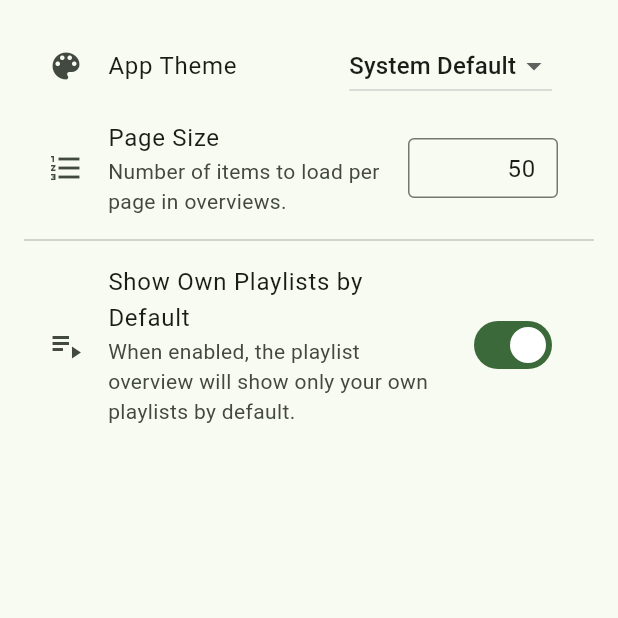
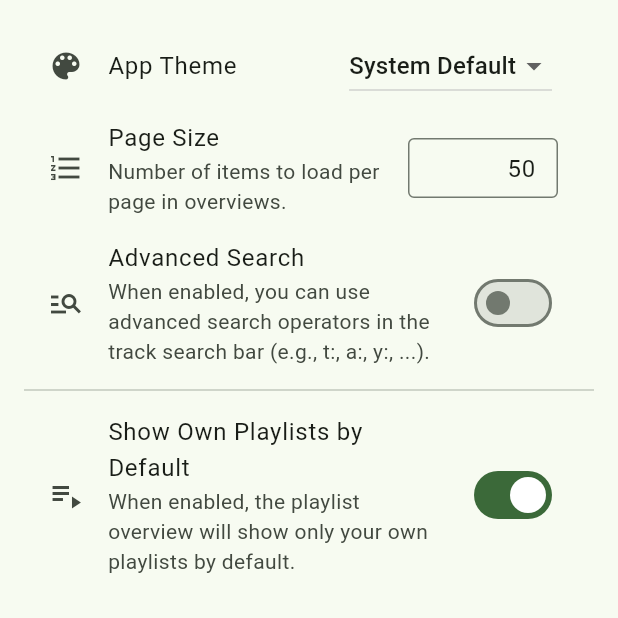
Before and after one commit to mickkc/vibin-app, a Flutter app: the AppSettingsPage screen opened by its route, on a phone screen of 412 x 824 dp, the top half of it. Run offline on Flutter 3.47's test engine with Material 3 defaults, Android fonts, the phone set to English and light mode, and no system bars; drawn by our look-alikes of dynamic_color; our stand-ins replace audio_service, dio, file_picker, flutter_secure_storage, flutter_typeahead, get_it and 7 more; missing offline and left inert: dbus, just_audio_media_kit; accounts and stored records are empty; generated files the repository leaves out were written again; Roboto replaces fonts that are missing (Roboto Flex).

Commit message:
feat: add advanced track search setting

```diff
--- a/lib/l10n/app_de.arb
+++ b/lib/l10n/app_de.arb
@@ -143,6 +143,9 @@
   "settings_app_page_size_title": "Seitengröße",
   "settings_app_page_size_description": "Die Anzahl der Elemente, die pro Seite in Übersichten geladen werden.",
 
+  "settings_app_advanced_track_search_title": "Erweiterte Suche",
+  "settings_app_advanced_track_search_description": "Ermöglicht die Verwendung von erweiterten Suchoperatoren in der Track-Suche (z.B. t:, a:, y:, ...).",
+
   "settings_app_show_own_playlists_by_default": "Eigene Playlists standardmäßig anzeigen",
   "settings_app_show_own_playlists_by_default_description": "Wenn aktiviert, werden in der Playlist-Übersicht standardmäßig nur deine eigenen Playlists angezeigt."
 }
--- a/lib/l10n/app_en.arb
+++ b/lib/l10n/app_en.arb
@@ -143,6 +143,9 @@
   "settings_app_page_size_title": "Page Size",
   "settings_app_page_size_description": "Number of items to load per page in overviews.",
 
+  "settings_app_advanced_track_search_title": "Advanced Search",
+  "settings_app_advanced_track_search_description": "When enabled, you can use advanced search operators in the track search bar (e.g., t:, a:, y:, ...).",
+
   "settings_app_show_own_playlists_by_default": "Show Own Playlists by Default",
   "settings_app_show_own_playlists_by_default_description": "When enabled, the playlist overview will show only your own playlists by default."
 }
--- a/lib/l10n/app_localizations.dart
+++ b/lib/l10n/app_localizations.dart
@@ -812,6 +812,18 @@ abstract class AppLocalizations {
   /// **'Number of items to load per page in overviews.'**
   String get settings_app_page_size_description;
 
+  /// No description provided for @settings_app_advanced_track_search_title.
+  ///
+  /// In en, this message translates to:
+  /// **'Advanced Search'**
+  String get settings_app_advanced_track_search_title;
+
+  /// No description provided for @settings_app_advanced_track_search_description.
+  ///
+  /// In en, this message translates to:
+  /// **'When enabled, you can use advanced search operators in the track search bar (e.g., t:, a:, y:, ...).'**
+  String get settings_app_advanced_track_search_description;
+
   /// No description provided for @settings_app_show_own_playlists_by_default.
   ///
   /// In en, this message translates to:
--- a/lib/l10n/app_localizations_de.dart
+++ b/lib/l10n/app_localizations_de.dart
@@ -379,6 +379,13 @@ class AppLocalizationsDe extends AppLocalizations {
       'Die Anzahl der Elemente, die pro Seite in Übersichten geladen werden.';
 
   @override
+  String get settings_app_advanced_track_search_title => 'Erweiterte Suche';
+
+  @override
+  String get settings_app_advanced_track_search_description =>
+      'Ermöglicht die Verwendung von erweiterten Suchoperatoren in der Track-Suche (z.B. t:, a:, y:, ...).';
+
+  @override
   String get settings_app_show_own_playlists_by_default =>
       'Eigene Playlists standardmäßig anzeigen';
 
--- a/lib/l10n/app_localizations_en.dart
+++ b/lib/l10n/app_localizations_en.dart
@@ -376,6 +376,13 @@ class AppLocalizationsEn extends AppLocalizations {
       'Number of items to load per page in overviews.';
 
   @override
+  String get settings_app_advanced_track_search_title => 'Advanced Search';
+
+  @override
+  String get settings_app_advanced_track_search_description =>
+      'When enabled, you can use advanced search operators in the track search bar (e.g., t:, a:, y:, ...).';
+
+  @override
   String get settings_app_show_own_playlists_by_default =>
       'Show Own Playlists by Default';
 
--- a/lib/pages/settings/app_settings_page.dart
+++ b/lib/pages/settings/app_settings_page.dart
@@ -71,6 +71,13 @@ class _AppSettingsPageState extends State<AppSettingsPage> {
             max: 100,
           ),
 
+          BoolSettingsField(
+            settingsKey: Settings.advancedTrackSearch,
+            title: lm.settings_app_advanced_track_search_title,
+            description: lm.settings_app_advanced_track_search_description,
+            icon: Icons.manage_search
+          ),
+
           Divider(),
 
           BoolSettingsField(
--- a/lib/settings/setting_definitions.dart
+++ b/lib/settings/setting_definitions.dart
@@ -4,5 +4,6 @@ import 'package:vibin_app/settings/settings_key.dart';
 class Settings {
   static final themeMode = EnumSettingsKey("themeMode", ThemeMode.system, ThemeMode.values);
   static final showOwnPlaylistsByDefault = BoolSettingsKey("showOwnPlaylistsByDefault", true);
+  static final advancedTrackSearch = BoolSettingsKey("advancedTrackSearch", false);
   static final pageSize = IntSettingsKey("pageSize", 50);
 }
```
Also changed, not shown: lib/pages/overview/tracks_page.dart (+6 -2 lines).
